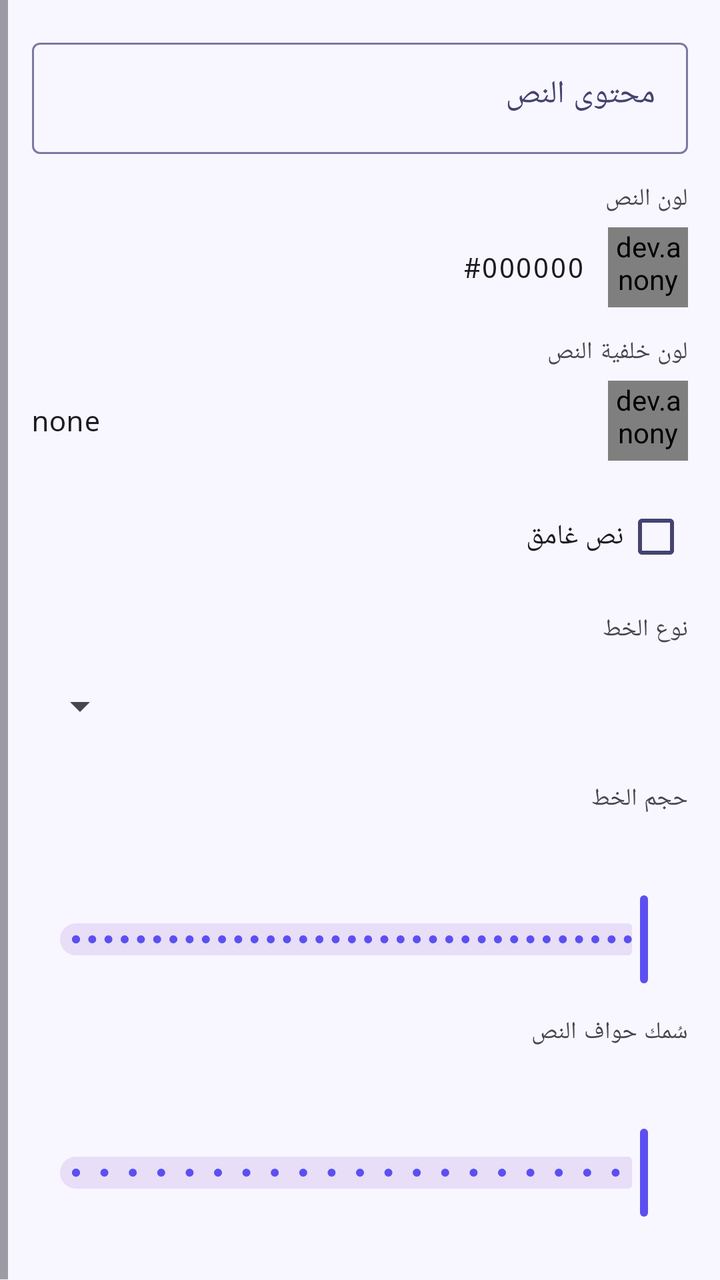
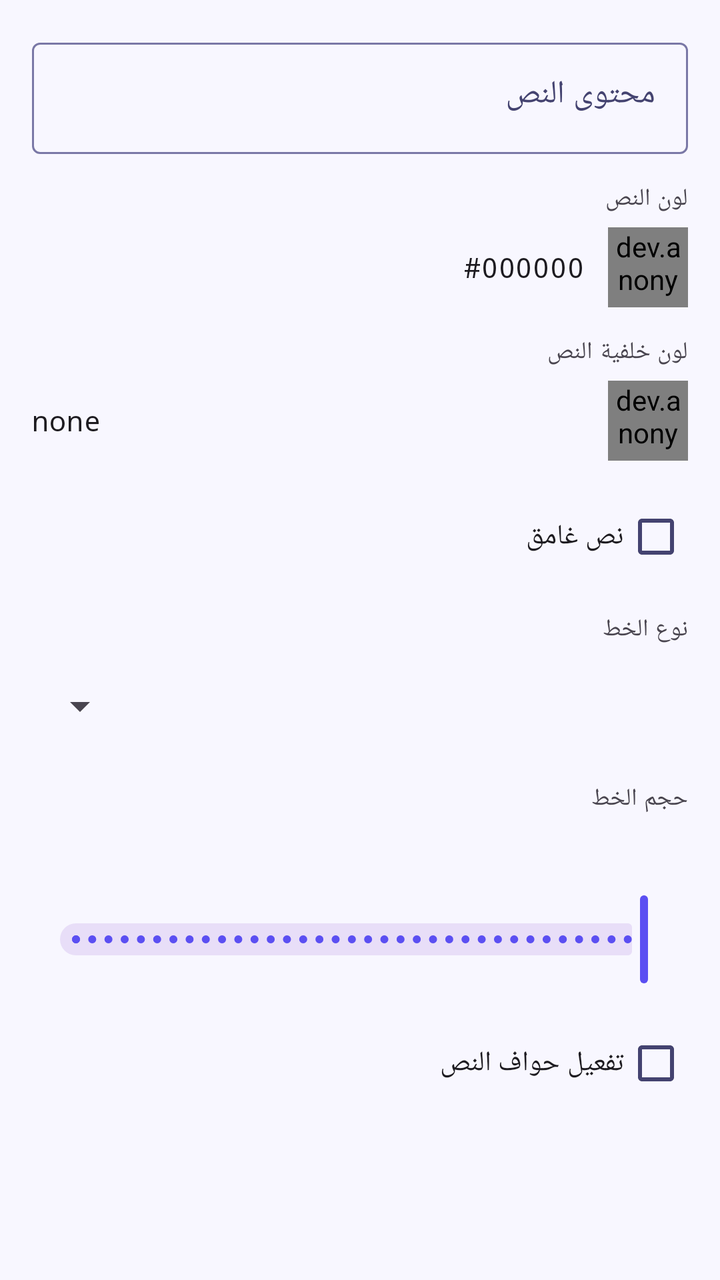

Two renders of the same Android screen: before a commit and after it. Below are the layout's source before the change and the commit's diff.
<!-- AndroidManifest.xml: application theme Theme.CardsDesignerPro -->
<!-- res/layout/fragment_prop_text.xml -->
<?xml version="1.0" encoding="utf-8"?>
<ScrollView
    xmlns:android="http://schemas.android.com/apk/res/android"
    xmlns:app="http://schemas.android.com/apk/res-auto"
    android:layout_width="match_parent"
    android:layout_height="match_parent"
    android:layoutDirection="rtl">

    <LinearLayout
        android:layout_width="match_parent"
        android:layout_height="wrap_content"
        android:orientation="vertical"
        android:padding="16dp">

        
        <com.google.android.material.textfield.TextInputLayout
            android:id="@+id/til_text"
            style="@style/Widget.Material3.TextInputLayout.OutlinedBox"
            android:layout_width="match_parent"
            android:layout_height="wrap_content"
            android:hint="@string/prop_text_content"
            android:layout_marginBottom="14dp"
            android:layoutDirection="locale">
            <com.google.android.material.textfield.TextInputEditText
                android:id="@+id/et_text"
                android:layout_width="match_parent"
                android:layout_height="wrap_content"
                android:inputType="textMultiLine"
                android:minLines="1"
                android:maxLines="6"
                android:gravity="start|top"
                android:textDirection="anyRtl"
                android:layoutDirection="locale" />
        </com.google.android.material.textfield.TextInputLayout>

        
        <TextView android:layout_width="match_parent" android:layout_height="wrap_content"
            android:text="@string/prop_text_color" android:textAppearance="?attr/textAppearanceLabelMedium"
            android:layout_marginBottom="6dp" />
        <LinearLayout android:layout_width="match_parent" android:layout_height="wrap_content"
            android:orientation="horizontal" android:gravity="center_vertical" android:layout_marginBottom="14dp">
            <dev.anonymous.cardsdesignerpro.common.widget.ColorPreviewView
                android:id="@+id/cpv_text_color"
                android:layout_width="40dp" android:layout_height="40dp" android:layout_marginEnd="12dp" />
            <TextView android:id="@+id/tv_text_color_hex" android:layout_width="wrap_content"
                android:layout_height="wrap_content" android:fontFamily="monospace"
                android:textAppearance="?attr/textAppearanceBodyMedium" android:text="#000000" />
        </LinearLayout>

        
        <TextView android:layout_width="match_parent" android:layout_height="wrap_content"
            android:text="@string/prop_text_bg_color" android:textAppearance="?attr/textAppearanceLabelMedium"
            android:layout_marginBottom="6dp" />
        <LinearLayout android:layout_width="match_parent" android:layout_height="wrap_content"
            android:orientation="horizontal" android:gravity="center_vertical" android:layout_marginBottom="14dp">
            <dev.anonymous.cardsdesignerpro.common.widget.ColorPreviewView
                android:id="@+id/cpv_bg_color"
                android:layout_width="40dp" android:layout_height="40dp" android:layout_marginEnd="12dp" />
            <TextView android:id="@+id/tv_bg_color_hex" android:layout_width="0dp"
                android:layout_height="wrap_content" android:layout_weight="1"
                android:fontFamily="monospace"
                android:textAppearance="?attr/textAppearanceBodyMedium" android:text="none" />
            <com.google.android.material.button.MaterialButton
                android:id="@+id/btn_clear_bg_color"
                style="@style/Widget.Material3.Button.TextButton"
                android:layout_width="wrap_content" android:layout_height="wrap_content"
                android:text="إزالة"
                android:visibility="gone" />
        </LinearLayout>

        
        <com.google.android.material.checkbox.MaterialCheckBox
            android:id="@+id/cb_bold"
            android:layout_width="match_parent" android:layout_height="wrap_content"
            android:text="@string/prop_bold"
            android:layout_marginBottom="14dp" />

        
        <TextView android:layout_width="match_parent" android:layout_height="wrap_content"
            android:text="@string/prop_font" android:textAppearance="?attr/textAppearanceLabelMedium"
            android:layout_marginBottom="6dp" />
        <Spinner android:id="@+id/spinner_font" android:layout_width="match_parent"
            android:layout_height="48dp" android:layout_marginBottom="14dp" />

        
        <TextView android:layout_width="match_parent" android:layout_height="wrap_content"
            android:text="@string/prop_font_size" android:textAppearance="?attr/textAppearanceLabelMedium"
            android:layout_marginBottom="6dp" />
        <com.google.android.material.slider.Slider
            android:id="@+id/slider_font_size"
            android:layout_width="match_parent"
            android:layout_height="wrap_content"
            app:labelBehavior="withinBounds"
            android:valueFrom="10.0"
            android:valueTo="100.0"
            android:stepSize="1.0"
            android:layout_marginBottom="14dp" />

        
        <TextView android:layout_width="match_parent" android:layout_height="wrap_content"
            android:text="@string/prop_text_stroke" android:textAppearance="?attr/textAppearanceLabelMedium"
            android:layout_marginBottom="6dp" />
        <com.google.android.material.slider.Slider
            android:id="@+id/slider_text_stroke"
            android:layout_width="match_parent"
            android:layout_height="wrap_content"
            app:labelBehavior="withinBounds"
            android:valueFrom="0.0"
            android:valueTo="10.0"
            android:stepSize="0.5"
            android:layout_marginBottom="14dp" />

    </LinearLayout>
</ScrollView>
<!-- resources referenced by this layout -->
<resources>
  <string name="prop_bold">نص غامق</string>
  <string name="prop_font">نوع الخط</string>
  <string name="prop_font_size">حجم الخط</string>
  <string name="prop_text_bg_color">لون خلفية النص</string>
  <string name="prop_text_color">لون النص</string>
  <string name="prop_text_content">محتوى النص</string>
  <string name="prop_text_stroke">سُمك حواف النص</string>
  <style name="Theme.CardsDesignerPro" parent="Base.Theme.CardsDesignerPro" />
  <style name="Base.Theme.CardsDesignerPro" parent="Theme.Material3.DayNight.NoActionBar">
          <item name="colorPrimary">@color/md_theme_light_primary</item>
          <item name="colorOnPrimary">@color/md_theme_light_onPrimary</item>
          <item name="colorPrimaryContainer">@color/md_theme_light_primaryContainer</item>
          <item name="colorOnPrimaryContainer">@color/md_theme_light_onPrimaryContainer</item>
          <item name="colorSecondary">@color/md_theme_light_secondary</item>
          <item name="colorOnSecondary">@color/md_theme_light_onSecondary</item>
          <item name="android:colorBackground">@color/md_theme_light_background</item>
          <item name="colorSurface">@color/md_theme_light_surface</item>
          <item name="colorOnSurface">@color/md_theme_light_onSurface</item>
          <item name="colorSurfaceVariant">@color/md_theme_light_surfaceVariant</item>
          <item name="colorOnSurfaceVariant">@color/md_theme_light_onSurfaceVariant</item>
          <item name="colorOutline">@color/md_theme_light_outline</item>
          <item name="colorError">@color/md_theme_light_error</item>
          <item name="colorOnError">@color/md_theme_light_onError</item>
          <item name="android:statusBarColor">?attr/colorSurface</item>
          <item name="android:windowLightStatusBar">true</item>
          <item name="android:layoutDirection">rtl</item>
          <item name="android:supportsRtl">true</item>
      </style>
  <color name="md_theme_light_primary">#FF5B4FF2</color>
  <color name="md_theme_light_onPrimary">#FFFFFFFF</color>
  <color name="md_theme_light_primaryContainer">#FFE8E5FF</color>
  <color name="md_theme_light_onPrimaryContainer">#FF1A006E</color>
  <color name="md_theme_light_secondary">#FF00BFA5</color>
  <color name="md_theme_light_onSecondary">#FFFFFFFF</color>
  <color name="md_theme_light_background">#FFF8F7FF</color>
  <color name="md_theme_light_surface">#FFFFFFFF</color>
  <color name="md_theme_light_onSurface">#FF1A1A2E</color>
  <color name="md_theme_light_surfaceVariant">#FFE8E5FF</color>
  <color name="md_theme_light_onSurfaceVariant">#FF444370</color>
  <color name="md_theme_light_outline">#FF7A78A6</color>
  <color name="md_theme_light_error">#FFB3261E</color>
  <color name="md_theme_light_onError">#FFFFFFFF</color>
</resources>

<!-- the commit's change to res/layout/fragment_prop_text.xml (unified diff, before → after) -->
@@ -97,18 +97,45 @@
             android:layout_marginBottom="14dp" />
 
         
-        <TextView android:layout_width="match_parent" android:layout_height="wrap_content"
-            android:text="@string/prop_text_stroke" android:textAppearance="?attr/textAppearanceLabelMedium"
+        <com.google.android.material.checkbox.MaterialCheckBox
+            android:id="@+id/cb_text_stroke"
+            android:layout_width="match_parent" android:layout_height="wrap_content"
+            android:text="@string/prop_enable_stroke"
             android:layout_marginBottom="6dp" />
-        <com.google.android.material.slider.Slider
-            android:id="@+id/slider_text_stroke"
+
+        <LinearLayout
+            android:id="@+id/layout_text_stroke_options"
             android:layout_width="match_parent"
             android:layout_height="wrap_content"
-            app:labelBehavior="withinBounds"
-            android:valueFrom="0.0"
-            android:valueTo="10.0"
-            android:stepSize="0.5"
-            android:layout_marginBottom="14dp" />
+            android:orientation="vertical"
+            android:visibility="gone">
+
+            <TextView android:layout_width="match_parent" android:layout_height="wrap_content"
+                android:text="@string/prop_stroke_color" android:textAppearance="?attr/textAppearanceLabelMedium"
+                android:layout_marginBottom="6dp" />
+            <LinearLayout android:layout_width="match_parent" android:layout_height="wrap_content"
+                android:orientation="horizontal" android:gravity="center_vertical" android:layout_marginBottom="14dp">
+                <dev.anonymous.cardsdesignerpro.common.widget.ColorPreviewView
+                    android:id="@+id/cpv_stroke_color"
+                    android:layout_width="40dp" android:layout_height="40dp" android:layout_marginEnd="12dp" />
+                <TextView android:id="@+id/tv_stroke_color_hex" android:layout_width="wrap_content"
+                    android:layout_height="wrap_content" android:fontFamily="monospace"
+                    android:textAppearance="?attr/textAppearanceBodyMedium" android:text="#000000" />
+            </LinearLayout>
+
+            <TextView android:layout_width="match_parent" android:layout_height="wrap_content"
+                android:text="@string/prop_text_stroke" android:textAppearance="?attr/textAppearanceLabelMedium"
+                android:layout_marginBottom="6dp" />
+            <com.google.android.material.slider.Slider
+                android:id="@+id/slider_text_stroke"
+                android:layout_width="match_parent"
+                android:layout_height="wrap_content"
+                app:labelBehavior="withinBounds"
+                android:valueFrom="1.0"
+                android:valueTo="10.0"
+                android:stepSize="0.5"
+                android:layout_marginBottom="14dp" />
+        </LinearLayout>
 
     </LinearLayout>
 </ScrollView>
<!-- resource entries referenced after the edit -->
@@ -1,8 +1,10 @@
 <!-- resources referenced by this layout -->
 <resources>
   <string name="prop_bold">نص غامق</string>
+  <string name="prop_enable_stroke">تفعيل حواف النص</string>
   <string name="prop_font">نوع الخط</string>
   <string name="prop_font_size">حجم الخط</string>
+  <string name="prop_stroke_color">لون الحواف</string>
   <string name="prop_text_bg_color">لون خلفية النص</string>
   <string name="prop_text_color">لون النص</string>
   <string name="prop_text_content">محتوى النص</string>
